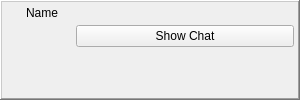
RetroShare/RetroShare, file plugins/VOIP/gui/VOIPToasterItem.ui: the form before one commit.
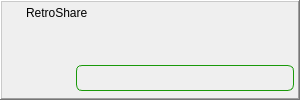
The form after the commit. Icons and pictures are not drawn. Custom widgets are drawn as their Qt base class.

Commit message: Beautify Answer Button for VOIP Toaster Display peername on voip notify text

Diff of the .ui file:
```diff
--- a/plugins/VOIP/gui/VOIPToasterItem.ui
+++ b/plugins/VOIP/gui/VOIPToasterItem.ui
@@ -37,7 +37,7 @@
      <property name="frameShadow">
       <enum>QFrame::Raised</enum>
      </property>
-     <layout class="QGridLayout">
+     <layout class="QGridLayout" name="gridLayout_2">
       <property name="margin">
        <number>2</number>
       </property>
@@ -80,7 +80,7 @@
         <item>
          <widget class="QLabel" name="toasterLabel">
           <property name="text">
-           <string notr="true">Name</string>
+           <string notr="true">RetroShare</string>
           </property>
          </widget>
         </item>
@@ -123,30 +123,73 @@
        </layout>
       </item>
       <item row="1" column="0">
-       <layout class="QGridLayout">
-        <property name="spacing">
-         <number>2</number>
-        </property>
+       <layout class="QGridLayout" name="gridLayout">
         <item row="0" column="1">
-         <widget class="QPushButton" name="toasterButton">
-          <property name="text">
-           <string>Show Chat</string>
-          </property>
-         </widget>
-        </item>
-        <item row="1" column="1">
          <widget class="QLabel" name="textLabel">
+          <property name="minimumSize">
+           <size>
+            <width>0</width>
+            <height>24</height>
+           </size>
+          </property>
           <property name="maximumSize">
            <size>
             <width>218</width>
-            <height>43</height>
+            <height>24</height>
            </size>
           </property>
+          <property name="font">
+           <font>
+            <pointsize>10</pointsize>
+            <weight>75</weight>
+            <bold>true</bold>
+           </font>
+          </property>
           <property name="wordWrap">
            <bool>true</bool>
           </property>
          </widget>
         </item>
+        <item row="1" column="1">
+         <widget class="QPushButton" name="toasterButton">
+          <property name="styleSheet">
+           <string notr="true">QPushButton{
+border: 1px solid #199909;
+font-size: 12pt;  color: white;
+min-width: 128px; min-height: 24px;
+border-radius: 6px;
+background-color: qlineargradient(x1: 0, y1: 0, x2: 0, y2: 0.67, 
+                                       stop: 0 #22c70d, stop: 1 #116a06);
+}
+QPushButton::hover{
+border: 1px solid #199909;
+font-size: 12pt;  color: white;
+min-width: 128px; min-height: 24px;
+border-radius: 6px;
+background-color: qlineargradient(x1: 0, y1: 0, x2: 0, y2: 0.67, 
+                                       stop: 0 #26df0f, stop: 1 #1db20a);
+}
+
+QPushButton::pressed{
+border: 1px solid #333333;
+font-size: 12pt; color: white;
+min-width: 128px; min-height: 24px;
+border-radius: 6px;
+background-color: qlineargradient(x1: 0, y1: 0, x2: 0, y2: 0.67, 
+                                  stop: 0 #444444, stop: 1 #222222);		
+}                     </string>
+          </property>
+          <property name="text">
+           <string/>
+          </property>
+          <property name="iconSize">
+           <size>
+            <width>22</width>
+            <height>22</height>
+           </size>
+          </property>
+         </widget>
+        </item>
         <item row="0" column="0" rowspan="2">
          <widget class="AvatarWidget" name="avatarWidget">
           <property name="minimumSize">
```
Left out of the diff: 7 changed lines with no effect on the pictures. The commit also changes 3 other files.
